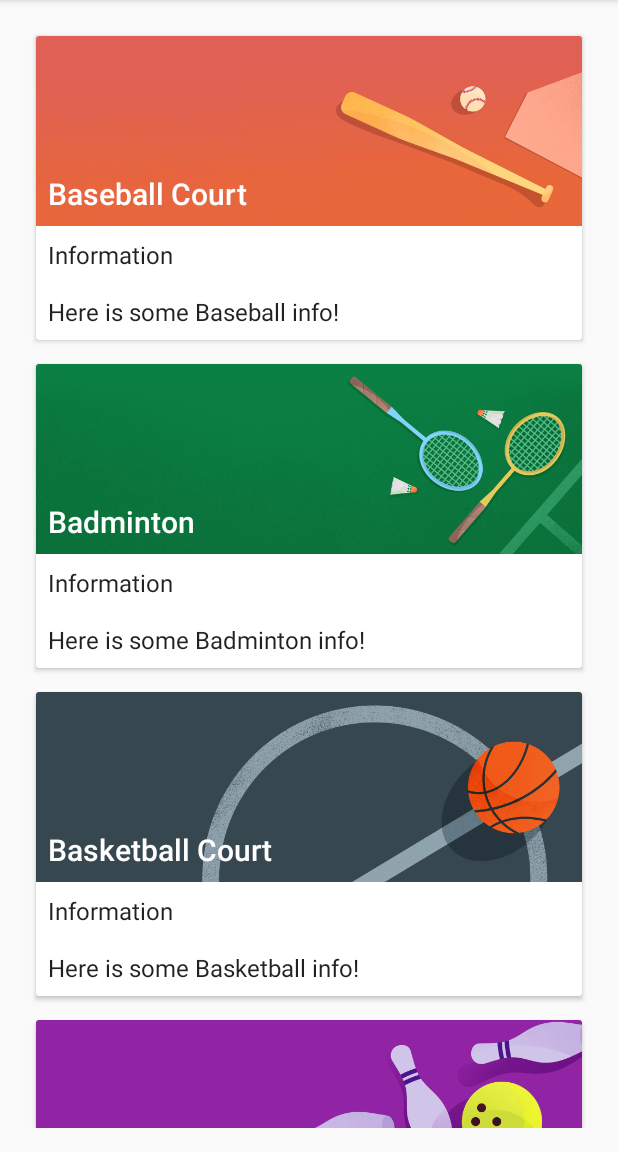
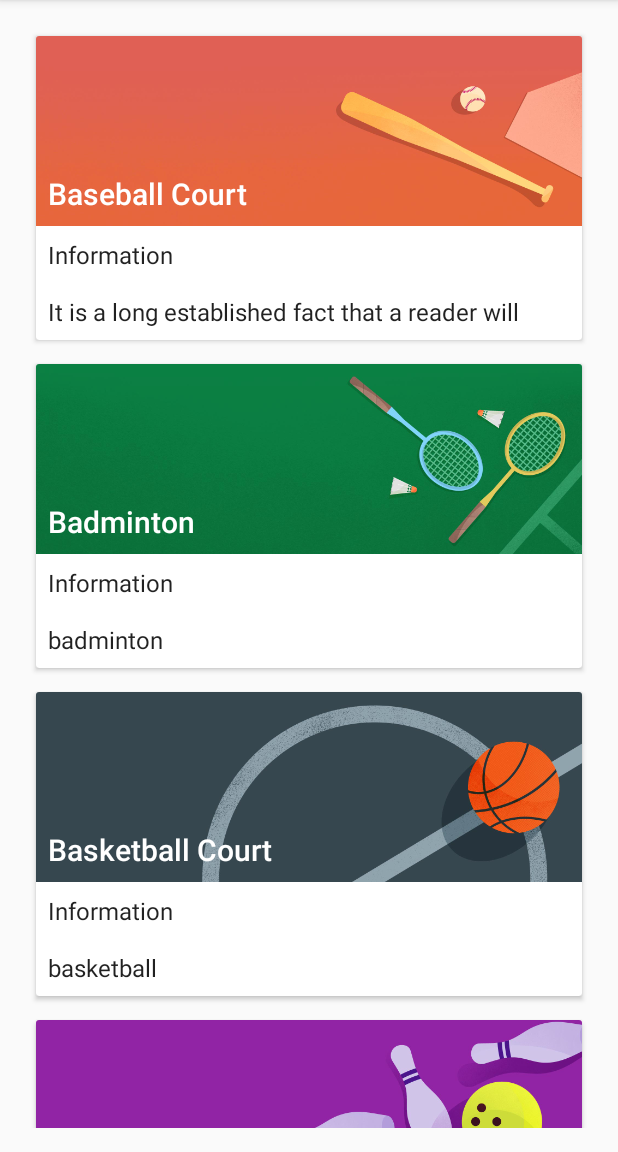
Before and after one commit to Ashwani8/Campusonphone, an Android app: the screen it shows after launch (MainActivity), on a phone screen of 412 x 824 dp, the part 84-1236 px from its top. Run offline under Robolectric (Android 15) with nearby library versions, the phone set to English and light mode, and no system bars.

Commit message:
add fake details for each place

```diff
--- a/app/src/main/java/com/example/admin/campusonphone/MainActivity.java
+++ b/app/src/main/java/com/example/admin/campusonphone/MainActivity.java
@@ -87,7 +87,7 @@ public class MainActivity extends AppCompatActivity {
      */
     private void initializeData() {
         String[] placeList = getResources().getStringArray(R.array.places_name);
-        String[] placeInfo = getResources().getStringArray(R.array.places_info);
+        String[] placeInfo = getResources().getStringArray(R.array.places_detail_info);
         TypedArray placeImageResources =
                 getResources().obtainTypedArray(R.array.places_images);
 
--- a/app/src/main/res/layout/activity_detail_activty.xml
+++ b/app/src/main/res/layout/activity_detail_activty.xml
@@ -41,7 +41,8 @@
             android:layout_height="wrap_content"
             android:layout_below="@+id/info_Title_detail"
             android:padding="16dp"
-            android:text="It is a long established fact that a reader will be distracted by the readable content of a page when looking at its layout. The point of using Lorem Ipsum is that it has a more-or-less normal distribution of letters, as opposed to using Content here, content here, making it look like readable English. Many desktop publishing packages and web page editors now use Lorem Ipsum as their default model text, and a search for 'lorem ipsum' will uncover many web sites still in their infancy. Various versions have evolved over the years, sometimes by accident, sometimes on purpose (injected humour and the like)" />
+            android:autoLink="web"
+            android:text="@string/detail_text" />
 
     </RelativeLayout>
 </ScrollView>
--- a/app/src/main/res/layout/place_list_item.xml
+++ b/app/src/main/res/layout/place_list_item.xml
@@ -41,6 +41,7 @@
         android:layout_width="wrap_content"
         android:layout_height="wrap_content"
         android:padding="8dp"
+        android:maxLines="1"
         android:layout_below="@+id/info_Title"
         android:text="@string/place_info_details" />
 </RelativeLayout>
--- a/app/src/main/res/values/strings.xml
+++ b/app/src/main/res/values/strings.xml
@@ -3,6 +3,7 @@
     <string name="place_name">Place Name</string>
     <string name="information">Information</string>
     <string name="place_info_details">Here are details about</string>
+    <string name="detail_text">It is a long established fact that a reader will be distracted by the readable content of a page when looking at its layout. The point of using Lorem Ipsum is that it has a more-or-less normal distribution of letters, as opposed to using Content here, content here, making it look like readable English. Many desktop publishing packages and web page editors now use Lorem Ipsum as their default model text, and a search for \'lorem ipsum\' will uncover many web sites still in their infancy. Various versions have evolved over the years, sometimes by accident, sometimes on purpose (injected humour and the like)</string>
 
     <string-array name="places_name">
         <item>Baseball Court</item>
@@ -45,4 +46,29 @@
         <item>@drawable/img_tabletennis</item>
         <item>@drawable/img_tennis</item>
     </array>
+
+    <string-array name="places_detail_info">
+        <item>@string/detail_text</item>
+        <item>@string/detail_badminton</item>
+        <item>@string/detail_basketball</item>
+        <item>@string/detail_bowling</item>
+        <item>@string/detail_cycling</item>
+        <item>@string/detail_golf</item>
+        <item>@string/detail_running</item>
+        <item>@string/detail_soccer</item>
+        <item>@string/detail_swimming</item>
+        <item>@string/detail_tabletennis</item>
+        <item>@string/detail_text</item>
+    </string-array>
+    <string name="detail_baseball">baseball</string>
+    <string name="detail_badminton">badminton</string>
+    <string name="detail_basketball">basketball</string>
+    <string name="detail_bowling">bowling</string>
+    <string name="detail_cycling">cycling</string>
+    <string name="detail_golf">gold</string>
+    <string name="detail_running">running</string>
+    <string name="detail_soccer">soccer</string>
+    <string name="detail_swimming">swimming</string>
+    <string name="detail_tabletennis">table tennis</string>
+    <string name="detail_tennis">tennis</string>
 </resources>
```
